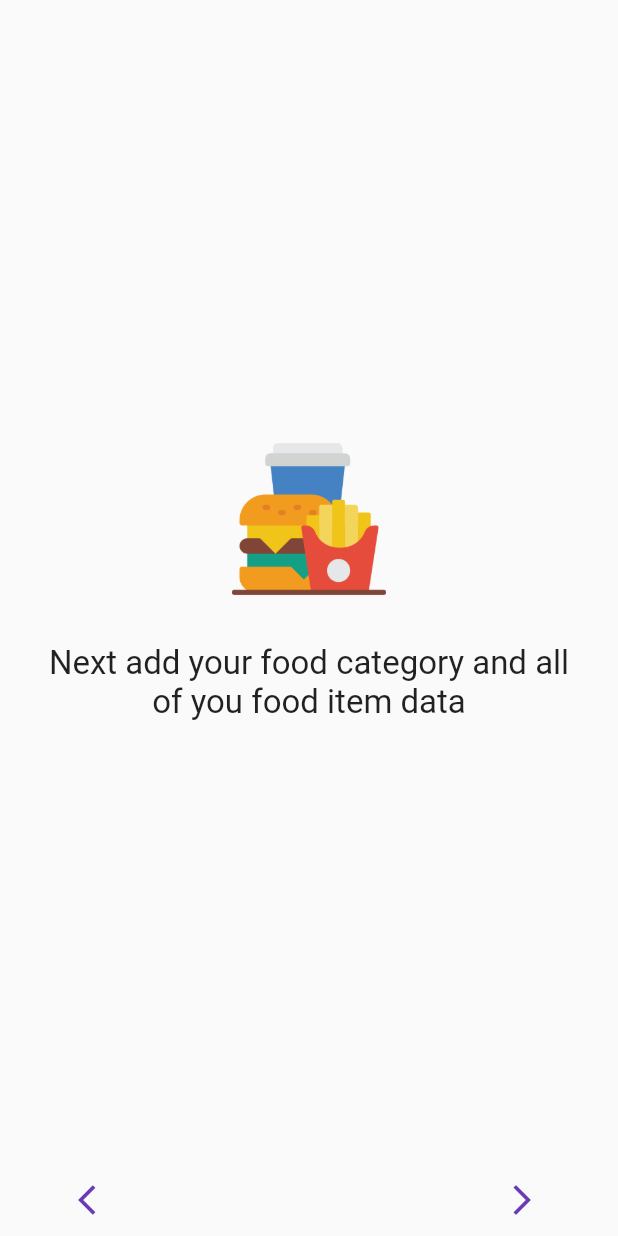
After one commit to jakariya0dev/cafe21, a Flutter app: the screen it shows after launch, after a tap on the "arrow forward ios" icon, on a phone screen of 412 x 824 dp. The commit adds this screen. Run offline on Flutter 3.47's test engine with Material 2 defaults, Android fonts, the phone set to English and light mode, and no system bars; our stand-ins replace cloud_firestore, connectivity_plus, firebase_auth, firebase_core, shared_preferences; missing offline and left inert: blue_thermal_printer; accounts and stored records are empty.

Commit message:
first install description page added

```diff
--- a/lib/controller/admin_dashboard_controller.dart
+++ b/lib/controller/admin_dashboard_controller.dart
@@ -2,6 +2,7 @@ import 'package:cafe21/cons/app_config.dart';
 import 'package:cloud_firestore/cloud_firestore.dart';
 
 class AdminDashboardController {
+
   var db = FirebaseFirestore.instance;
 
   // Food Data Manipulation
@@ -218,4 +219,5 @@ class AdminDashboardController {
 
     return isSuccessful;
   }
+
 }
--- a/lib/controller/dashboard_controller.dart
+++ b/lib/controller/dashboard_controller.dart
@@ -2,8 +2,7 @@ import 'package:cafe21/cons/app_config.dart';
 import 'package:cloud_firestore/cloud_firestore.dart';
 import 'package:cafe21/model/invoice_model.dart';
 import 'package:cafe21/model/data.dart';
-
-import '../cons/enums.dart';
+import 'package:cafe21/cons/enums.dart';
 
 
 class DashboardController{
--- a/lib/controller/invoice_entry_controller.dart
+++ b/lib/controller/invoice_entry_controller.dart
@@ -126,5 +126,4 @@ class InvoiceEntryController{
   }
 
 
-
 }
--- a/lib/views/admin/add_category_page.dart
+++ b/lib/views/admin/add_category_page.dart
@@ -118,10 +118,10 @@ class _AddCategoryPageState extends State<AddCategoryPage> {
         nameController.clear();
         await getData();
         Navigator.pop(context);
-        CommonFunction().showSnackBar('Successfully deleted', context);
+        CommonFunction().showSnackBar('Successfully added', context);
       }
       else {
-        CommonFunction().showSnackBar('Cant delete', context);
+        CommonFunction().showSnackBar('Cant add category', context);
       }
     }
   }
--- /dev/null
+++ b/lib/views/first_page.dart
@@ -0,0 +1,79 @@
+import 'package:flutter/material.dart';
+import 'package:shared_preferences/shared_preferences.dart';
+import 'dashboard_page.dart';
+
+class FirstPage extends StatefulWidget {
+  const FirstPage({Key? key}) : super(key: key);
+
+  @override
+  State<FirstPage> createState() => _FirstPageState();
+}
+
+class _FirstPageState extends State<FirstPage> {
+
+  late SharedPreferences prefs;
+
+  @override
+  initState(){
+    init();
+    super.initState();
+  }
+
+  init() async {
+    prefs = await SharedPreferences.getInstance();
+  }
+
+  int index = 0;
+
+  List icons = ['assets/icons/icon_waiter.png', 'assets/icons/icon_food.png', 'assets/icons/icon_invoice.png'];
+
+  List descriptions = ['First add your waiter data in database', 'Next add your food category and all of you food item data', 'And after that you can add new sales data'];
+
+  @override
+  Widget build(BuildContext context) {
+    double height = MediaQuery.of(context).size.height;
+    double width = MediaQuery.of(context).size.width;
+    return Scaffold(
+      body: SafeArea(
+        child: Container(
+          padding: const EdgeInsets.all(32),
+          constraints: const BoxConstraints.expand(),
+          child: Column(
+            mainAxisAlignment: MainAxisAlignment.center,
+            crossAxisAlignment: CrossAxisAlignment.center,
+            children: [
+              Image.asset(icons[index], height: width*0.25, width: width*0.25),
+              const SizedBox(height: 32),
+              Text(descriptions[index], style: const TextStyle(fontSize: 22), textAlign: TextAlign.center,)
+            ],
+          ),
+        ),
+      ),
+      bottomNavigationBar: Padding(
+        padding: const EdgeInsets.symmetric(horizontal: 32.0),
+        child: Row(
+          mainAxisSize: MainAxisSize.max,
+          mainAxisAlignment: MainAxisAlignment.spaceBetween,
+          children: [
+            TextButton(
+              onPressed: index == 0 ? null : () {
+                index--;
+                setState(() {});
+              },
+              child: const Icon(Icons.arrow_back_ios),
+            ),
+            TextButton(
+              onPressed: index == 2 ? () async {
+                await prefs.setBool('isNotFirstInstall', true);
+                Navigator.push(context, MaterialPageRoute(builder: (context) => const DashBoard()));
+              } :() {
+                index++; setState(() {});
+              },
+              child: index == 2 ? const Text('Finish') : const Icon(Icons.arrow_forward_ios),
+            )
+          ],
+        ),
+      ),
+    );
+  }
+}
--- a/lib/views/splash_screen.dart
+++ b/lib/views/splash_screen.dart
@@ -2,6 +2,7 @@ import 'package:cafe21/views/dashboard_page.dart';
 import 'package:cafe21/views/login_page.dart';
 import 'package:shared_preferences/shared_preferences.dart';
 import 'package:flutter/material.dart';
+import 'first_page.dart';
 
 
 class SplashScreen extends StatefulWidget {
@@ -23,13 +24,20 @@ class _SplashScreenState extends State<SplashScreen> {
 
   init() async {
     SharedPreferences prefs =  await SharedPreferences.getInstance();
+    // prefs.setBool('isFirstInstall', true);
 
     Future.delayed(const Duration(seconds: 3), () {
-     if(prefs.getBool('isLogged') == true){
-       Navigator.push(context, MaterialPageRoute(builder: (context) => const DashBoard()));
-     }else{
-       Navigator.push(context, MaterialPageRoute(builder: (context) => const LoginPage()));
-     }
+      if(prefs.getBool('isNotFirstInstall') == true){
+        if(prefs.getBool('isLogged') == true){
+          Navigator.push(context, MaterialPageRoute(builder: (context) => const DashBoard()));
+        }else{
+          Navigator.push(context, MaterialPageRoute(builder: (context) => const LoginPage()));
+        }
+
+      }else{
+        Navigator.push(context, MaterialPageRoute(builder: (context) => const FirstPage()));
+      }
+
     });
   }
   @override
--- a/pubspec.yaml
+++ b/pubspec.yaml
@@ -42,6 +42,7 @@ flutter:
   uses-material-design: true
   assets:
     - assets/images/
+    - assets/icons/
 
   # To add assets to your application, add an assets section, like this:
 
```
Also changed, not shown: lib/controller/common_function.dart (+126 -42 lines), lib/views/admin/add_waiter_page.dart (+34 -27 lines), assets/icons/icon_food.png (added), assets/icons/icon_invoice.png (added), assets/icons/icon_waiter.png (added).
